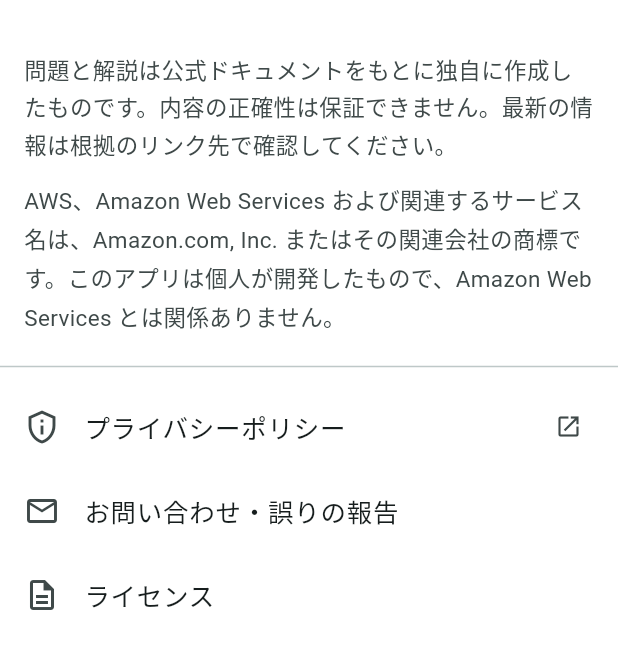
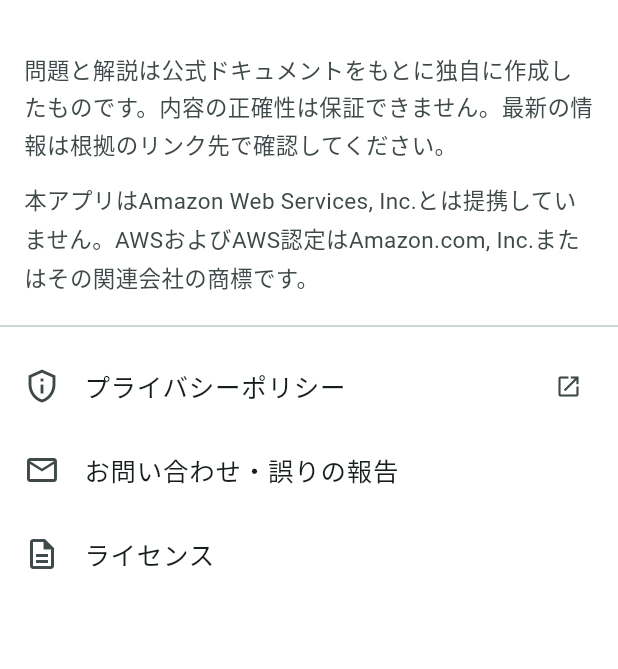
Before and after one commit to TMando616/aws_quiz, a Flutter app: the AboutScreen screen opened directly, on a phone screen of 412 x 824 dp, the part 58-727 px from its top. Run offline on Flutter 3.47's test engine with Material 3 defaults, Android fonts, the phone set to English and light mode, and no system bars; our stand-ins replace google_mobile_ads, material_ui, shared_preferences, sqflite; missing offline and left inert: app_tracking_transparency; accounts and stored records are empty.

Commit message:
免責文を決定した文面にし、ホームの一番下にも表示。ストア掲載の下書きを追加。一問一答の形式などの決定をhandoffに記録
Co-Authored-By: Claude Opus 5.5 <noreply@anthropic.com>
Claude-Session: https://claude.ai/code/session_01AhF6utUWkYFXpzptApVSD5

```diff
--- a/lib/config/app_info.dart
+++ b/lib/config/app_info.dart
@@ -18,8 +18,9 @@ class AppInfo {
       '問題と解説は公式ドキュメントをもとに独自に作成したものです。内容の正確性は保証できません。'
       '最新の情報は根拠のリンク先で確認してください。';
 
-  /// 商標と、公式のアプリではないことの表記
+  /// 提携していないことと商標の免責文（ストアの説明文にも同じ文を入れる）。
+  /// AWSの商標ガイドラインで、提携や承認を暗示する使い方が禁止されているため
   static const trademarkNotice =
-      'AWS、Amazon Web Services および関連するサービス名は、Amazon.com, Inc. またはその関連会社の商標です。'
-      'このアプリは個人が開発したもので、Amazon Web Services とは関係ありません。';
+      '本アプリはAmazon Web Services, Inc.とは提携していません。'
+      'AWSおよびAWS認定はAmazon.com, Inc.またはその関連会社の商標です。';
 }
```
Also changed, not shown: lib/screens/home_screen.dart (+8 -0 lines), 2 other files.
